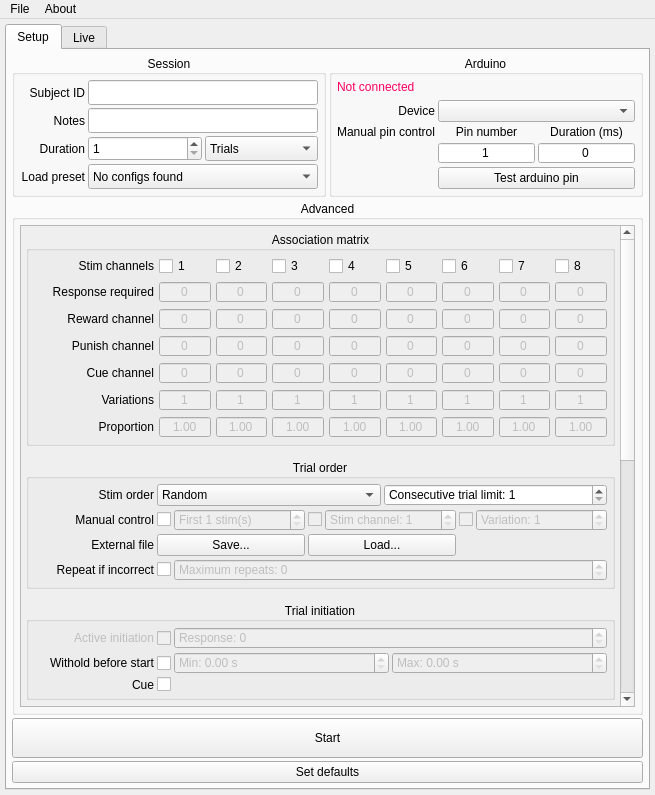
This is GUI/GUI.ui in llerussell/PyBehaviour as Qt 5 draws it before an edit. The edited form follows.
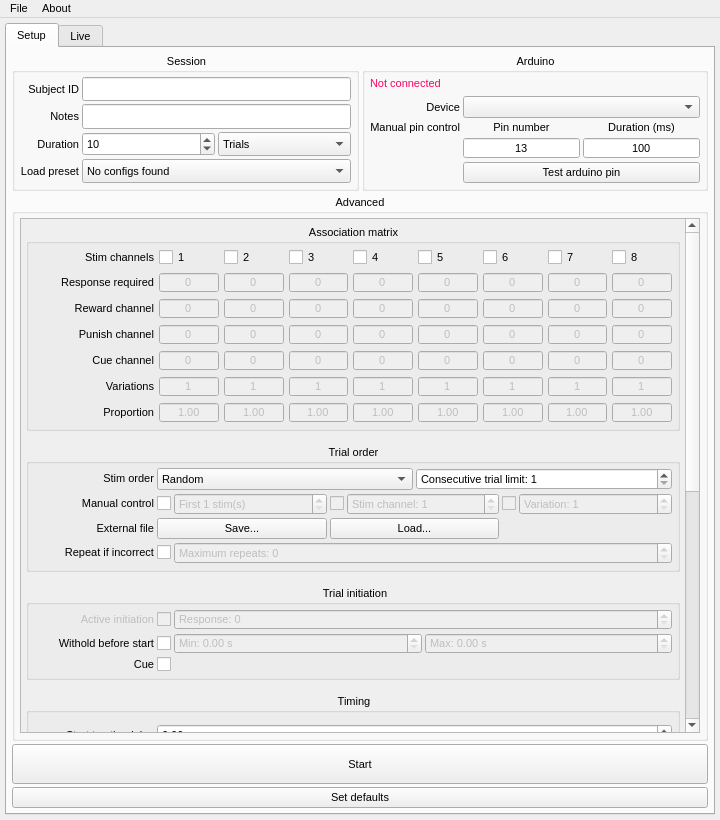
This is the edited form.

Commit message:
fix hold on abort
was being held in loop disconnecting arduino when aborting

still cannot restart session after aborting/completing

Diff of the .ui file:
```diff
--- a/GUI/GUI.ui
+++ b/GUI/GUI.ui
@@ -6,20 +6,21 @@
    <rect>
     <x>0</x>
     <y>0</y>
-    <width>655</width>
-    <height>795</height>
+    <width>720</width>
+    <height>820</height>
    </rect>
   </property>
-  <property name="font">
-   <font>
-    <pointsize>9</pointsize>
-   </font>
+  <property name="minimumSize">
+   <size>
+    <width>720</width>
+    <height>0</height>
+   </size>
   </property>
   <property name="windowTitle">
    <string>PyBehaviour</string>
   </property>
   <property name="styleSheet">
-   <string notr="true">font-size: 9pt;</string>
+   <string notr="true">font-size: 8pt;</string>
   </property>
   <property name="animated">
    <bool>true</bool>
@@ -36,7 +37,7 @@
      <widget class="QTabWidget" name="tabWidget">
       <property name="font">
        <font>
-        <pointsize>9</pointsize>
+        <pointsize>8</pointsize>
        </font>
       </property>
       <property name="styleSheet">
@@ -58,7 +59,7 @@
              <widget class="QGroupBox" name="session_GroupBox">
               <property name="font">
                <font>
-                <pointsize>9</pointsize>
+                <pointsize>8</pointsize>
                </font>
               </property>
               <property name="title">
@@ -217,6 +218,9 @@
                      <property name="maximum">
                       <number>1000</number>
                      </property>
+                     <property name="value">
+                      <number>10</number>
+                     </property>
                     </widget>
                    </item>
                    <item row="0" column="1">
@@ -321,6 +325,9 @@
                      <property name="minimum">
                       <number>1</number>
                      </property>
+                     <property name="value">
+                      <number>13</number>
+                     </property>
                     </widget>
                    </item>
                    <item row="1" column="2">
@@ -352,6 +359,9 @@
                      <property name="singleStep">
                       <double>0.001000000000000</double>
                      </property>
+                     <property name="value">
+                      <double>100.000000000000000</double>
+                     </property>
                     </widget>
                    </item>
                    <item row="0" column="1">
@@ -479,6 +489,11 @@
           </item>
           <item>
            <widget class="QGroupBox" name="trial_GroupBox">
+            <property name="font">
+             <font>
+              <pointsize>8</pointsize>
+             </font>
+            </property>
             <property name="styleSheet">
              <string notr="true">background-color: none;</string>
             </property>
@@ -513,7 +528,7 @@
                  </property>
                  <property name="font">
                   <font>
-                   <pointsize>9</pointsize>
+                   <pointsize>8</pointsize>
                   </font>
                  </property>
                  <property name="styleSheet">
@@ -542,8 +557,8 @@
                    <rect>
                     <x>0</x>
                     <y>0</y>
-                    <width>594</width>
-                    <height>1302</height>
+                    <width>599</width>
+                    <height>1289</height>
                    </rect>
                   </property>
                   <property name="sizePolicy">
@@ -1092,7 +1107,7 @@
                             </property>
                             <property name="font">
                              <font>
-                              <pointsize>9</pointsize>
+                              <pointsize>8</pointsize>
                              </font>
                             </property>
                             <property name="toolTip">
@@ -1449,7 +1464,7 @@
                             </property>
                             <property name="font">
                              <font>
-                              <pointsize>9</pointsize>
+                              <pointsize>8</pointsize>
                              </font>
                             </property>
                             <property name="toolTip">
@@ -1529,7 +1544,7 @@
                             </property>
                             <property name="font">
                              <font>
-                              <pointsize>9</pointsize>
+                              <pointsize>8</pointsize>
                              </font>
                             </property>
                             <property name="toolTip">
@@ -1584,7 +1599,7 @@
                             </property>
                             <property name="font">
                              <font>
-                              <pointsize>9</pointsize>
+                              <pointsize>8</pointsize>
                              </font>
                             </property>
                             <property name="toolTip">
@@ -1686,7 +1701,7 @@
                             </property>
                             <property name="font">
                              <font>
-                              <pointsize>9</pointsize>
+                              <pointsize>8</pointsize>
                              </font>
                             </property>
                             <property name="toolTip">
@@ -1900,7 +1915,7 @@
                             </property>
                             <property name="font">
                              <font>
-                              <pointsize>9</pointsize>
+                              <pointsize>8</pointsize>
                              </font>
                             </property>
                             <property name="toolTip">
@@ -1955,7 +1970,7 @@
                             </property>
                             <property name="font">
                              <font>
-                              <pointsize>9</pointsize>
+                              <pointsize>8</pointsize>
                              </font>
                             </property>
                             <property name="toolTip">
@@ -1988,7 +2003,7 @@
                             </property>
                             <property name="font">
                              <font>
-                              <pointsize>9</pointsize>
+                              <pointsize>8</pointsize>
                              </font>
                             </property>
                             <property name="toolTip">
@@ -4434,7 +4449,7 @@
     <rect>
      <x>0</x>
      <y>0</y>
-     <width>655</width>
+     <width>720</width>
      <height>22</height>
     </rect>
    </property>
```
Left out of the diff: 49 changed lines with no effect on the pictures. The commit also changes 2 other files.
